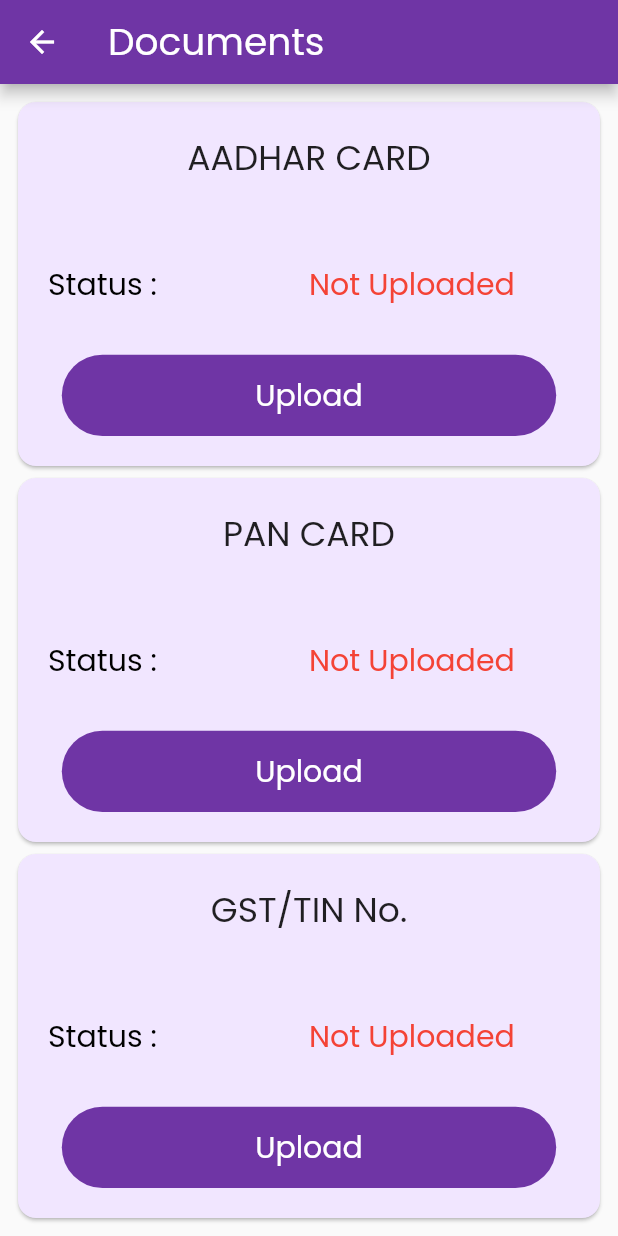
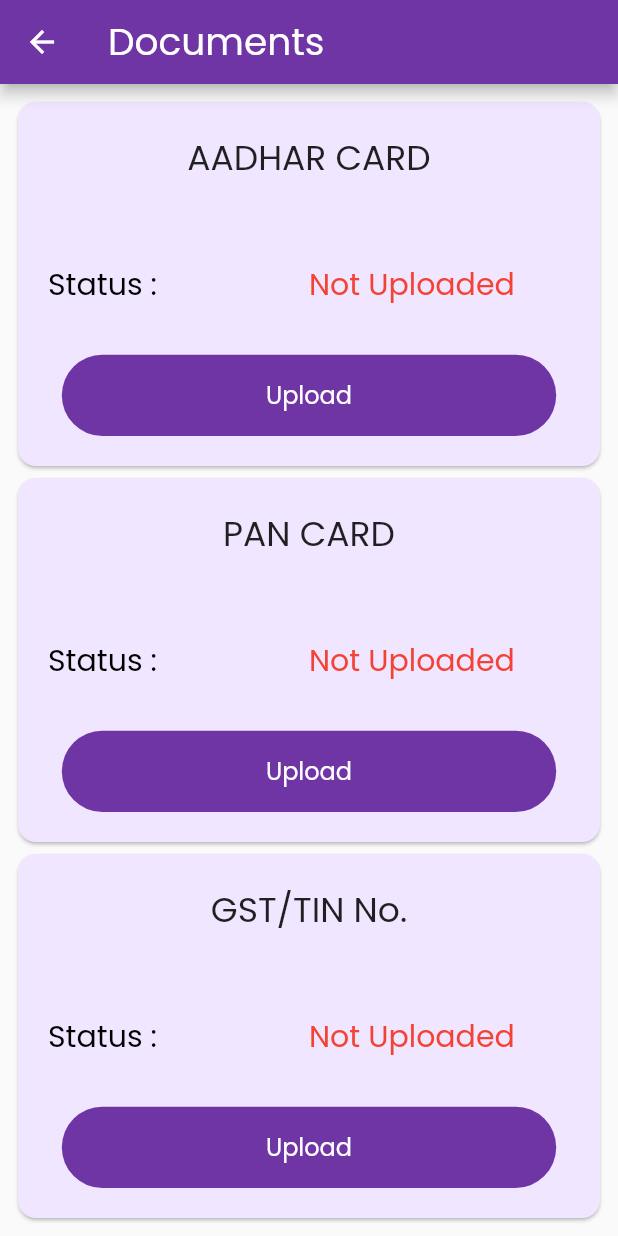
Before and after one commit to axactstudios/bandhu, a Flutter app: the MyDocuments screen opened directly, on a phone screen of 412 x 824 dp. Run offline on Flutter 3.47's test engine with Material 2 defaults, Android fonts, the light colour scheme and no system bars; our stand-ins replace file_picker, firebase_auth, firebase_database, firebase_storage, flutter_spinkit, flutter_svg and 8 more; accounts and stored records are empty.

Commit message:
final to client

```diff
--- a/lib/Profile/MyProfileScreen.dart
+++ b/lib/Profile/MyProfileScreen.dart
@@ -253,7 +253,7 @@ class _MyProfileScreenState extends State<MyProfileScreen> {
                                   width: 15,
                                 ),
                                 Container(
-                                  width: size.width * 0.4,
+                                  width: size.width * 0.3,
                                   child: Text(
                                     userData.fatherName,
                                     overflow: TextOverflow.fade,
@@ -850,7 +850,7 @@ class _MyProfileScreenState extends State<MyProfileScreen> {
                                   width: 15,
                                 ),
                                 Container(
-                                  width: 200,
+                                  width: 150,
                                   child: Text(
                                     userData.federationName,
                                     overflow: TextOverflow.fade,
--- a/lib/Profile/ProfileEdit.dart
+++ b/lib/Profile/ProfileEdit.dart
@@ -698,7 +698,7 @@ class _ProfileEditState extends State<ProfileEdit> {
                               return DropdownMenuItem<String>(
                                 value: value,
                                 child: Container(
-                                  width: 150,
+                                  width: 110,
                                   child: Text(
                                     value,
                                     style: TextStyle(fontFamily: 'Nudi'),
--- a/lib/Screens/Activities.dart
+++ b/lib/Screens/Activities.dart
@@ -15,7 +15,7 @@ class _MyActivitiesState extends State<MyActivities> {
   final dbRef = FirebaseDatabase.instance.reference().child('Users');
   final FirebaseAuth mAuth = FirebaseAuth.instance;
 
-  List<ActivityCard> activityList = new List();
+  List<ActivityCard> activityList =  List();
 
   getDatabaseRef() async {
     activityList.clear();
--- a/lib/Screens/MyDocuments.dart
+++ b/lib/Screens/MyDocuments.dart
@@ -292,7 +292,7 @@ class _MyDocumentsState extends State<MyDocuments> {
                                         'Upload',
                                         style: GoogleFonts.poppins(
                                           textStyle: TextStyle(
-                                              fontSize: 20,
+                                              fontSize: 16,
                                               fontWeight: FontWeight.w400,
                                               color: Colors.white),
                                         ),
@@ -432,7 +432,7 @@ class _MyDocumentsState extends State<MyDocuments> {
                                         'Upload',
                                         style: GoogleFonts.poppins(
                                           textStyle: TextStyle(
-                                              fontSize: 20,
+                                              fontSize: 16,
                                               fontWeight: FontWeight.w400,
                                               color: Colors.white),
                                         ),
@@ -572,7 +572,7 @@ class _MyDocumentsState extends State<MyDocuments> {
                                         'Upload',
                                         style: GoogleFonts.poppins(
                                           textStyle: TextStyle(
-                                              fontSize: 20,
+                                              fontSize: 16,
                                               fontWeight: FontWeight.w400,
                                               color: Colors.white),
                                         ),
--- a/lib/Screens/NewActivity.dart
+++ b/lib/Screens/NewActivity.dart
@@ -333,7 +333,7 @@ class _NewActivityState extends State<NewActivity> {
                             return DropdownMenuItem<String>(
                               value: value,
                               child: Container(
-                                width: 200,
+                                width: 170,
                                 child: Text(
                                   value,
                                   style: TextStyle(fontFamily: 'Nudi'),
--- a/lib/Widgets/ActivityCard.dart
+++ b/lib/Widgets/ActivityCard.dart
@@ -68,7 +68,7 @@ class _ActivityCardState extends State<ActivityCard> {
                     width: 10,
                   ),
                   Container(
-                    width: 190,
+                    width: 170,
                     child: Text(
                       widget.activity.rawMaterial,
                       style: GoogleFonts.poppins(
--- a/lib/videolistScreen.dart
+++ b/lib/videolistScreen.dart
@@ -4,9 +4,9 @@ import 'package:firebase_database/firebase_database.dart';
 import 'package:flutter/cupertino.dart';
 import 'package:flutter/material.dart';
 import 'package:google_fonts/google_fonts.dart';
-
 import 'Classes/Activity.dart';
 
+// ignore: must_be_immutable
 class VideoList extends StatefulWidget {
   Activity activity;
   VideoList(this.activity);
```
Also changed, not shown: 6 other files.
